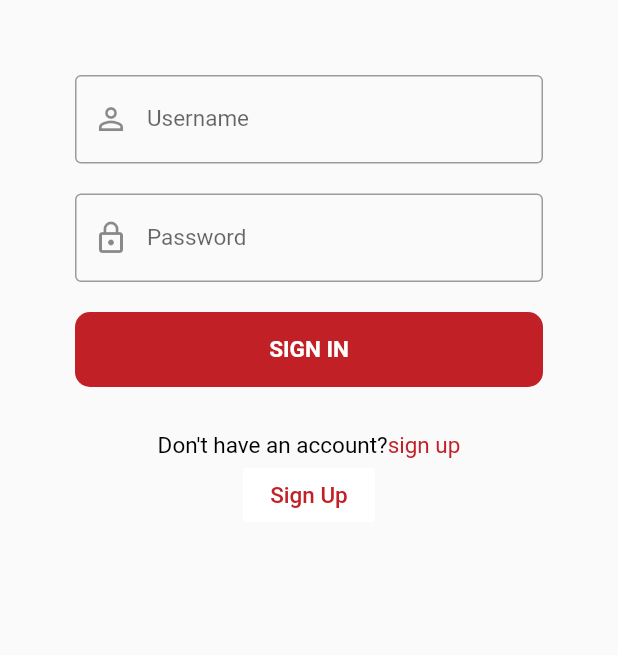
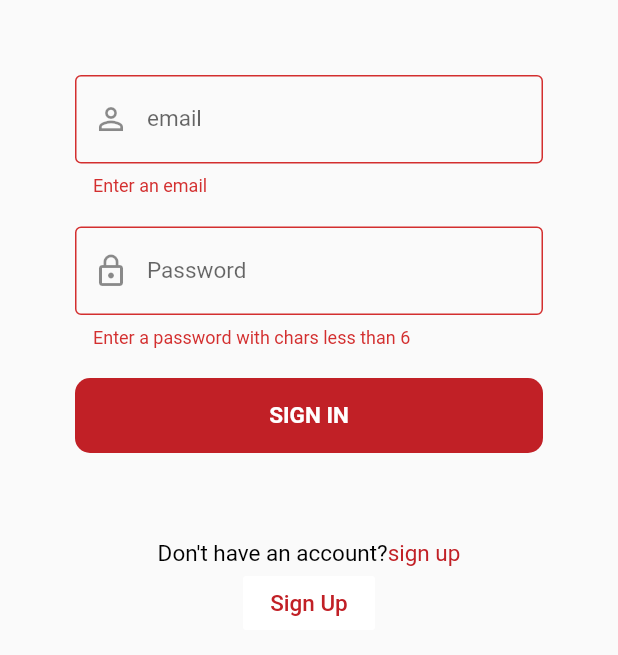
Before and after one commit to RadwaTaha/owlbook, a Flutter app: the screen it shows after launch, after a tap on "SIGN IN", on a phone screen of 412 x 824 dp. Shown: the top 655 px of the screen. Run offline on Flutter 3.47's test engine with Material 2 defaults, Android fonts, the phone set to English and light mode, and no system bars; our stand-ins replace cloud_firestore, firebase_auth, flutter_spinkit, geolocator, google_maps_flutter; accounts and stored records are empty; generated files the repository leaves out were written again; Roboto replaces fonts that are missing (SFUIDisplay).

Commit message:
integrating phase 1

```diff
--- a/lib/screens/authenticate/register.dart
+++ b/lib/screens/authenticate/register.dart
@@ -1,5 +1,6 @@
 import 'package:flutter/material.dart';
 import 'package:owl_book/services/auth.dart';
+import 'package:owl_book/shared/loading.dart';
 class Register extends StatefulWidget {
   final Function toggleView;
   Register({this.toggleView});
@@ -10,18 +11,22 @@ class Register extends StatefulWidget {
 class _RegisterState extends State<Register> {
 
   final AuthService _auth = AuthService();
+  final _formKey = GlobalKey<FormState>();
+  bool loading=false;
   // text field state
   String email = '';
   String password = '';
   String phone='';
+  String error='';
 
   @override
   Widget build(BuildContext context) {
-    return Scaffold(
+    return loading ? Loading() : Scaffold(
 
       body: Container(
         padding: EdgeInsets.symmetric(vertical: 20.0, horizontal: 50.0),
         child: Form(
+          key: _formKey,
           child: Column(
             children: <Widget>[
               SizedBox(height: 15.0),
@@ -39,6 +44,7 @@ class _RegisterState extends State<Register> {
                         fontSize: 15
                     )
                 ),
+                validator: (val) => val.isEmpty ? 'Enter an email' : null,
                 onChanged: (val) {
                   setState(() => email = val);
                 },
@@ -58,6 +64,7 @@ class _RegisterState extends State<Register> {
                         fontSize: 15
                     )
                 ),
+                validator: (val) => val.length< 6 ? 'Enter a password with chars less than 6' : null,
                 onChanged: (val) {
                   setState(() => password = val);
                 },
@@ -77,6 +84,7 @@ class _RegisterState extends State<Register> {
                         fontSize: 15
                     )
                 ),
+                validator: (val) => val != password ? 'confirm your password please!' : null,
               ),
               SizedBox(height: 10.0,),
               TextFormField(
@@ -93,6 +101,7 @@ class _RegisterState extends State<Register> {
                         fontSize: 15
                     )
                 ),
+                validator: (val) => val.length <7 ? 'Enter a valid phone number' : null,
                 onChanged: (val) {
                   setState(() => phone = val);
                 },
@@ -100,9 +109,25 @@ class _RegisterState extends State<Register> {
               SizedBox(height: 10.0,),
               MaterialButton(
                 onPressed: () async {
-                  print(email);
-                  print(password);
-                  print(phone);
+                  if(_formKey.currentState.validate())
+                    {
+                      loading=true;
+                      dynamic result = await _auth.registerWithEmailAndPassword(email, password);
+                      if(result == null)
+                        {
+                          setState(() {
+                            error = 'please supply a valid email!!';
+                            loading=false;
+                          });
+
+                        }
+                      else
+                        {
+//                          add the location and phone number in the database i do not know how yet
+
+                        }
+                    }
+
                 },
                 child: Text('SIGN UP',
                   style: TextStyle(
@@ -120,6 +145,8 @@ class _RegisterState extends State<Register> {
                     borderRadius: BorderRadius.circular(10)
                 ),
               ),
+              SizedBox(height: 12.0,),
+              Text(error,style: TextStyle(color: Colors.red,fontSize: 14.0))
 
 
             ],
--- a/lib/screens/authenticate/signIn.dart
+++ b/lib/screens/authenticate/signIn.dart
@@ -1,5 +1,6 @@
 import 'package:flutter/material.dart';
 import 'package:owl_book/services/auth.dart';
+import 'package:owl_book/shared/loading.dart';
 class SignIn extends StatefulWidget {
   final Function toggleView;
   SignIn({this.toggleView});
@@ -10,17 +11,22 @@ class SignIn extends StatefulWidget {
 class _SignInState extends State<SignIn> {
 
   final AuthService _auth = AuthService();
+  final _formKey = GlobalKey<FormState>();
+  bool loading=false;
   // text field state
   String email = '';
   String password = '';
+  String error='';
 
   @override
   Widget build(BuildContext context) {
-    return Scaffold(
+    return loading ? Loading() : Scaffold(
 
       body: Container(
+
         padding: EdgeInsets.symmetric(vertical: 20.0, horizontal: 50.0),
         child: Form(
+          key: _formKey,
           child: Column(
             children: <Widget>[
 
@@ -32,12 +38,13 @@ class _SignInState extends State<SignIn> {
                   ),
                   decoration: InputDecoration(
                       border: OutlineInputBorder(),
-                      labelText: 'Username',
+                      labelText: 'email',
                       prefixIcon: Icon(Icons.person_outline),
                       labelStyle: TextStyle(
                           fontSize: 15
                       )
                   ),
+                  validator: (val) => val.isEmpty ? 'Enter an email' : null,
                   onChanged: (val) {
                     setState(() => email = val);
                   }
@@ -57,6 +64,7 @@ class _SignInState extends State<SignIn> {
                         fontSize: 15
                     )
                 ),
+                validator: (val) => val.length< 6 ? 'Enter a password with chars less than 6' : null,
                 onChanged: (val) {
                   setState(() => password = val);
                 },
@@ -66,6 +74,27 @@ class _SignInState extends State<SignIn> {
                 onPressed: () async{
                   print(email);
                   print(password);
+                  if(_formKey.currentState.validate())
+                  {
+                    setState(() {
+                      loading=true;
+                    });
+                    dynamic result = await _auth.signInWithEmailAndPassword(email, password);
+                    if(result == null)
+                    {
+                      setState(() {
+                        error = 'Could not sign in with those credentials';
+                        loading=false;
+                      });
+
+                    }
+                    else
+                    {
+//                          add the location and phone number in the database i do not know how yet
+
+                    }
+                  }
+
                 },//since this is only a UI app
                 child: Text('SIGN IN',
                   style: TextStyle(
@@ -84,6 +113,8 @@ class _SignInState extends State<SignIn> {
                 ),
 
               ),
+              SizedBox(height: 12.0,),
+              Text(error,style: TextStyle(color: Colors.red,fontSize: 14.0)),
               Padding(
                 padding: EdgeInsets.only(top: 30),
                 child: Center(
--- /dev/null
+++ b/lib/screens/home/locations.dart
@@ -0,0 +1,94 @@
+import 'dart:convert';
+import 'dart:io';
+import 'package:http/http.dart' as http;
+import 'package:json_annotation/json_annotation.dart';
+
+part 'locations.g.dart';
+
+@JsonSerializable()
+class LatLng {
+  LatLng({
+    this.lat,
+    this.lng,
+  });
+
+  factory LatLng.fromJson(Map<String, dynamic> json) => _$LatLngFromJson(json);
+  Map<String, dynamic> toJson() => _$LatLngToJson(this);
+
+  final double lat;
+  final double lng;
+}
+
+@JsonSerializable()
+class Region {
+  Region({
+    this.coords,
+    this.id,
+    this.name,
+    this.zoom,
+  });
+
+  factory Region.fromJson(Map<String, dynamic> json) => _$RegionFromJson(json);
+  Map<String, dynamic> toJson() => _$RegionToJson(this);
+
+  final LatLng coords;
+  final String id;
+  final String name;
+  final double zoom;
+}
+
+@JsonSerializable()
+class Office {
+  Office({
+    this.address,
+    this.id,
+    this.image,
+    this.lat,
+    this.lng,
+    this.name,
+    this.phone,
+    this.region,
+  });
+
+  factory Office.fromJson(Map<String, dynamic> json) => _$OfficeFromJson(json);
+  Map<String, dynamic> toJson() => _$OfficeToJson(this);
+
+  final String address;
+  final String id;
+  final String image;
+  final double lat;
+  final double lng;
+  final String name;
+  final String phone;
+  final String region;
+}
+
+@JsonSerializable()
+class Locations {
+  Locations({
+    this.offices,
+    this.regions,
+  });
+
+  factory Locations.fromJson(Map<String, dynamic> json) =>
+      _$LocationsFromJson(json);
+  Map<String, dynamic> toJson() => _$LocationsToJson(this);
+
+  final List<Office> offices;
+  final List<Region> regions;
+}
+
+Future<Locations> getGoogleOffices() async {
+  const googleLocationsURL = 'https://about.google/static/data/locations.json';
+
+  // Retrieve the locations of Google offices
+  final response = await http.get(googleLocationsURL);
+  if (response.statusCode == 200) {
+    return Locations.fromJson(json.decode(response.body));
+  } else {
+    throw HttpException(
+        'Unexpected status code ${response.statusCode}:'
+            ' ${response.reasonPhrase}',
+        uri: Uri.parse(googleLocationsURL));
+  }
+}
--- /dev/null
+++ b/lib/services/database.dart
@@ -0,0 +1,25 @@
+import 'package:cloud_firestore/cloud_firestore.dart';
+
+class Book{
+  String name;
+  String author;
+  String coverUrl;
+  Book({this.name,this.author,this.coverUrl});
+}
+
+class DatabaseService
+{
+  final String uid;
+  DatabaseService({this.uid});
+  final CollectionReference userCollection = Firestore.instance.collection('users');
+
+  Future updateUserData(String phoneNumber,double lattitude, double longitude,List<Book> books) async {
+    return await userCollection.document(uid).setData({
+      'phone':phoneNumber,
+      'lattitude':lattitude,
+      'longitude':longitude,
+      'books':books
+    });
+
+  }
+}
--- a/pubspec.yaml
+++ b/pubspec.yaml
@@ -26,6 +26,11 @@ dependencies:
   firebase_auth: ^0.15.0+1
   cloud_firestore: ^0.12.10+2
   provider: ^3.2.0
+  flutter_spinkit: "^4.1.0"
+  http: ^0.12.0+2
+  google_maps_flutter: ^0.5.11
+  geolocator: ^5.1.3
+  json_serializable: ^2.0.2
 
 dev_dependencies:
   flutter_test:
```
Also changed, not shown: lib/screens/home/HomePage.dart (added, +177 -0 lines), lib/screens/home/Marker_Person_location.dart (added, +49 -0 lines), lib/screens/home/bookList.dart (added, +175 -0 lines), lib/screens/home/home.dart (+3 -16 lines), lib/screens/home/maps.dart (added, +62 -0 lines), lib/services/auth.dart (+34 -0 lines), lib/shared/loading.dart (added, +18 -0 lines), lib/screens/home/locations.g.dart (added), pubspec.lock, 2 other files.
